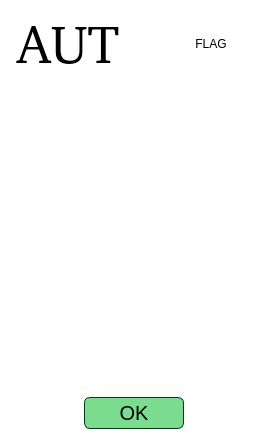
This is source/UI/EditorWidgets/TeamsEditing/TeamEditorWidget.ui in SiekamCebule/sj-sim as Qt 5 draws it before an edit. The edited form follows.
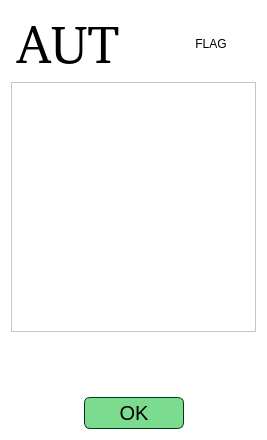
This is the edited form. Icons and pictures are not drawn.

```diff
--- a/source/UI/EditorWidgets/TeamsEditing/TeamEditorWidget.ui
+++ b/source/UI/EditorWidgets/TeamsEditing/TeamEditorWidget.ui
@@ -14,7 +14,7 @@
    <string>Form</string>
   </property>
   <property name="styleSheet">
-   <string notr="true">background: transparent; color: black;</string>
+   <string notr="true">background: rgb(255, 255, 255); color: black;</string>
   </property>
   <layout class="QVBoxLayout" name="verticalLayout">
    <item>
```
Left out of the diff: 2 changed lines with no effect on the pictures.
